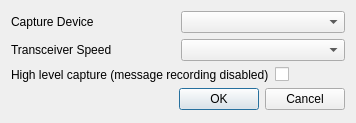
This is ui/configurewindow.ui in lambdaconcept/usb2sniffer-qt as Qt 5 draws it before an edit. The edited form follows.
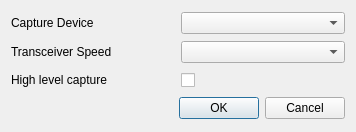
This is the edited form.

Diff of the .ui file:
```diff
--- a/ui/configurewindow.ui
+++ b/ui/configurewindow.ui
@@ -7,7 +7,7 @@
     <x>0</x>
     <y>0</y>
     <width>356</width>
-    <height>123</height>
+    <height>132</height>
    </rect>
   </property>
   <property name="sizePolicy">
@@ -72,7 +72,7 @@
      <item>
       <widget class="QLabel" name="labelHighLevelMode">
        <property name="text">
-        <string>High level capture (message recording disabled)</string>
+        <string>High level capture</string>
        </property>
        <property name="alignment">
         <set>Qt::AlignLeading|Qt::AlignLeft|Qt::AlignVCenter</set>
@@ -83,7 +83,20 @@
       </widget>
      </item>
      <item>
-      <widget class="QCheckBox" name="enableHighLevelMode"/>
+      <widget class="QCheckBox" name="highLevelMode">
+       <property name="sizePolicy">
+        <sizepolicy hsizetype="Minimum" vsizetype="Fixed">
+         <horstretch>0</horstretch>
+         <verstretch>0</verstretch>
+        </sizepolicy>
+       </property>
+       <property name="minimumSize">
+        <size>
+         <width>0</width>
+         <height>20</height>
+        </size>
+       </property>
+      </widget>
      </item>
     </layout>
    </item>
```
Left out of the diff: 3 changed lines with no effect on the pictures.
